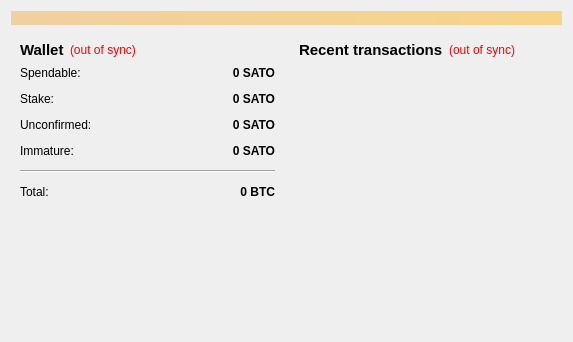
Above: src/qt/forms/overviewpage.ui from MyCryptoCoins/Helium before the change. Below: the same form after it.
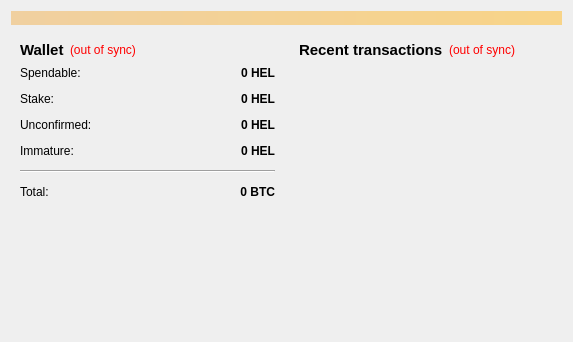
That is the form after the change. Icons and pictures are not drawn.

Diff of the .ui file:
```diff
--- a/src/qt/forms/overviewpage.ui
+++ b/src/qt/forms/overviewpage.ui
@@ -118,7 +118,7 @@
                <string>Your current spendable balance</string>
               </property>
               <property name="text">
-               <string notr="true">0 SATO</string>
+               <string notr="true">0 HEL</string>
               </property>
               <property name="alignment">
                <set>Qt::AlignRight|Qt::AlignTrailing|Qt::AlignVCenter</set>
@@ -150,7 +150,7 @@
                <string>Total of coins that was staked, and do not yet count toward the current balance</string>
               </property>
               <property name="text">
-               <string notr="true">0 SATO</string>
+               <string notr="true">0 HEL</string>
               </property>
               <property name="alignment">
                <set>Qt::AlignRight|Qt::AlignTrailing|Qt::AlignVCenter</set>
@@ -182,7 +182,7 @@
                <string>Total of transactions that have yet to be confirmed, and do not yet count toward the current balance</string>
               </property>
               <property name="text">
-               <string notr="true">0 SATO</string>
+               <string notr="true">0 HEL</string>
               </property>
               <property name="alignment">
                <set>Qt::AlignRight|Qt::AlignTrailing|Qt::AlignVCenter</set>
@@ -211,7 +211,7 @@
                <string>Mined balance that has not yet matured</string>
               </property>
               <property name="text">
-               <string notr="true">0 SATO</string>
+               <string notr="true">0 HEL</string>
               </property>
               <property name="alignment">
                <set>Qt::AlignRight|Qt::AlignTrailing|Qt::AlignVCenter</set>
```
